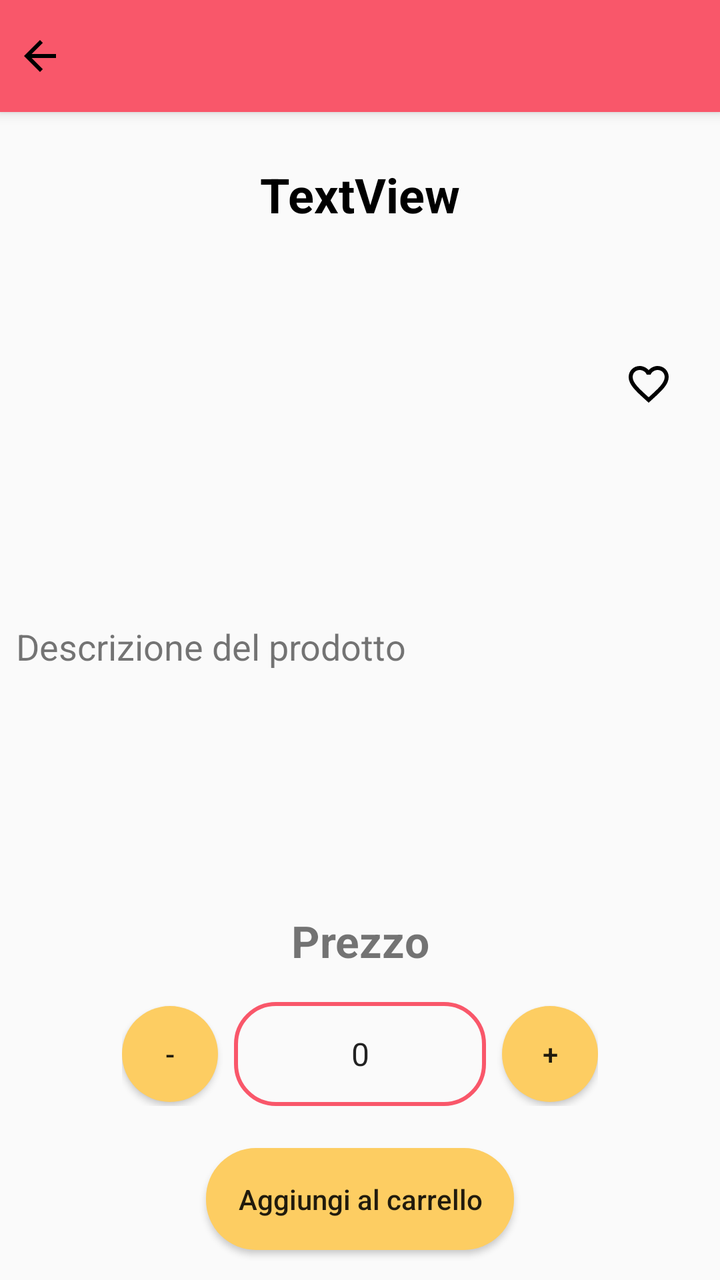
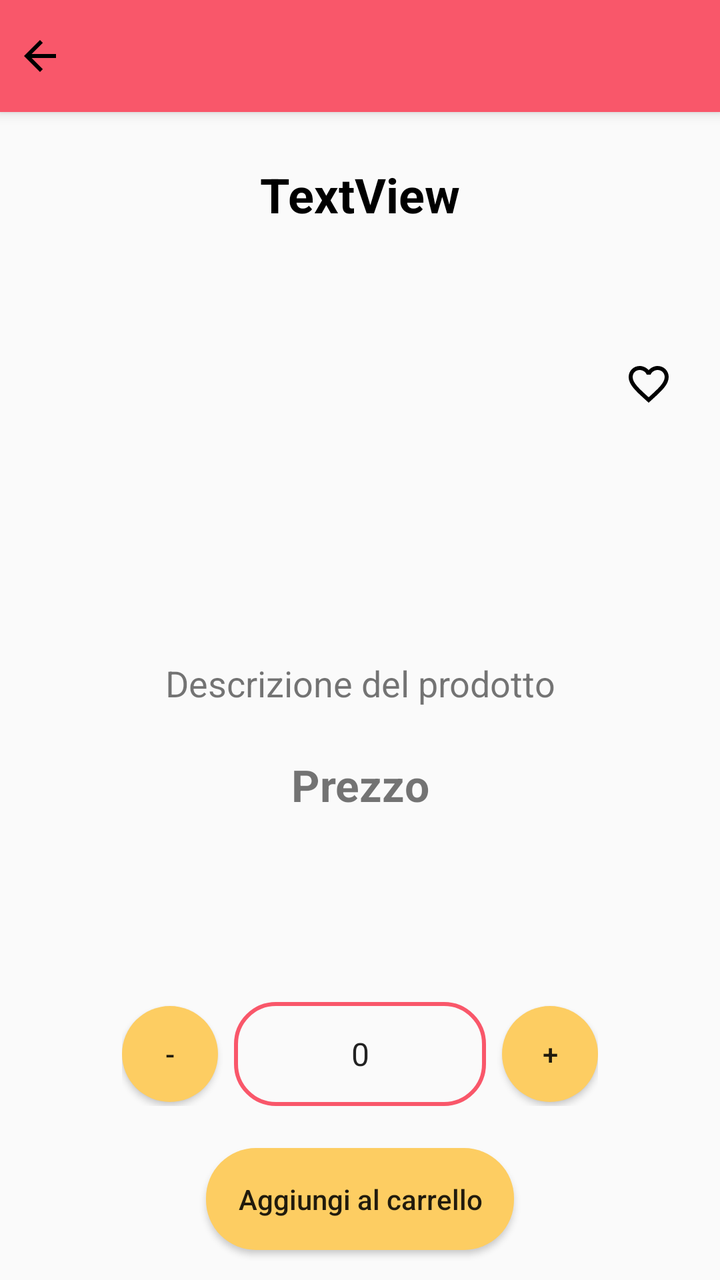

An Android layout rendered at two revisions. The XML below is the earlier revision; the diff shows what the commit changed to produce the second picture.
<!-- AndroidManifest.xml: application theme Theme.HotSliceApp -->
<!-- res/layout/activity_dettagliprodotto.xml -->
<?xml version="1.0" encoding="utf-8"?>
<androidx.coordinatorlayout.widget.CoordinatorLayout xmlns:android="http://schemas.android.com/apk/res/android"
    xmlns:app="http://schemas.android.com/apk/res-auto"
    xmlns:tools="http://schemas.android.com/tools"
    android:layout_width="match_parent"
    android:layout_height="match_parent">

    <com.google.android.material.appbar.AppBarLayout
        android:layout_width="match_parent"
        android:layout_height="wrap_content">

        <androidx.appcompat.widget.Toolbar
            android:id="@+id/toolbar"
            android:layout_width="match_parent"
            android:layout_height="?attr/actionBarSize"
            android:background="@color/red"
            app:popupTheme="@style/ThemeOverlay.AppCompat.Light"
            app:titleTextColor="@android:color/white"
            app:contentInsetStart="0dp"
            app:contentInsetLeft="0dp"
            app:contentInsetRight="0dp"
            app:contentInsetEnd="0dp">

            <ImageButton
                android:id="@+id/back_button"
                android:layout_width="wrap_content"
                android:layout_height="wrap_content"
                android:layout_gravity="start"
                android:background="?attr/selectableItemBackground"
                android:src="@drawable/baseline_arrow_back_24"
                android:scaleType="centerInside"
                android:padding="8dp"/>

        </androidx.appcompat.widget.Toolbar>

    </com.google.android.material.appbar.AppBarLayout>

    <FrameLayout
        android:layout_width="match_parent"
        android:layout_height="match_parent"
        android:layout_marginTop="?attr/actionBarSize"
        android:id="@+id/content_frame">

        <androidx.constraintlayout.widget.ConstraintLayout
            android:layout_width="match_parent"
            android:layout_height="match_parent"
            android:id="@+id/layoutDettagli">

            <TextView
                android:id="@+id/textViewDettagli"
                android:layout_width="wrap_content"
                android:layout_height="wrap_content"
                android:layout_marginTop="25dp"
                android:text="TextView"
                android:textColor="@color/black"
                android:textSize="24sp"
                android:textStyle="bold"
                app:layout_constraintEnd_toEndOf="parent"
                app:layout_constraintStart_toStartOf="parent"
                app:layout_constraintTop_toTopOf="parent"
                tools:ignore="MissingConstraints" />

            <FrameLayout
                android:id="@+id/imageFrameLayout"
                android:layout_width="match_parent"
                android:layout_height="wrap_content"
                app:layout_constraintTop_toBottomOf="@+id/textViewDettagli"
                app:layout_constraintStart_toStartOf="parent"
                app:layout_constraintEnd_toEndOf="parent">

                <ImageView
                    android:id="@+id/imageViewDettagli"
                    android:layout_width="match_parent"
                    android:layout_height="200dp"
                    android:layout_marginTop="30dp"
                    android:scaleType="fitCenter"
                    android:visibility="gone" />

                <ProgressBar
                    android:id="@+id/progressBarFoto"
                    android:layout_width="wrap_content"
                    android:layout_height="wrap_content"
                    android:layout_gravity="center"
                    android:visibility="visible"
                    android:indeterminate="true"
                    android:indeterminateTint="@color/red"/>
            </FrameLayout>

            <LinearLayout
                android:id="@+id/linearLayout2"
                android:layout_width="270dp"
                android:layout_height="wrap_content"
                android:layout_marginBottom="5dp"
                android:gravity="center_vertical"
                android:orientation="horizontal"
                android:padding="16dp"
                app:layout_constraintBottom_toTopOf="@+id/button_add_to_cart"
                app:layout_constraintEnd_toEndOf="parent"
                app:layout_constraintStart_toStartOf="parent">

                <Button
                    android:id="@+id/button_minus"
                    android:layout_width="48dp"
                    android:layout_height="48dp"
                    android:background="@drawable/custom_button"
                    android:text="-" />

                <EditText
                    android:id="@+id/editText_quantity"
                    android:layout_width="52dp"
                    android:layout_height="52dp"
                    android:layout_marginStart="8dp"
                    android:layout_marginEnd="8dp"
                    android:layout_weight="1"
                    android:background="@drawable/edittext_border"
                    android:gravity="center"
                    android:inputType="number"
                    android:text="0"
                    android:textSize="16sp" />

                <Button
                    android:id="@+id/button_plus"
                    android:layout_width="48dp"
                    android:layout_height="48dp"
                    android:background="@drawable/custom_button"
                    android:text="+" />
            </LinearLayout>

            <Button
                android:id="@+id/button_add_to_cart"
                android:layout_width="wrap_content"
                android:layout_height="wrap_content"
                android:layout_marginBottom="15dp"
                android:background="@drawable/custom_button"
                android:padding="16dp"
                android:text="Aggiungi al carrello"
                android:textAllCaps="false"
                app:layout_constraintBottom_toBottomOf="parent"
                app:layout_constraintEnd_toEndOf="parent"
                app:layout_constraintStart_toStartOf="parent" />

            <CheckBox
                android:id="@+id/favButton"
                android:layout_width="wrap_content"
                android:layout_height="wrap_content"
                android:button="@drawable/selector_favourite_item"
                app:layout_constraintBottom_toTopOf="@+id/linearLayout2"
                app:layout_constraintEnd_toEndOf="parent"
                app:layout_constraintHorizontal_bias="0.93"
                app:layout_constraintStart_toStartOf="parent"
                app:layout_constraintTop_toBottomOf="@+id/imageFrameLayout"
                app:layout_constraintVertical_bias="0.062" />

            <TextView
                android:id="@+id/descrizioneDettagli"
                android:layout_width="match_parent"
                android:layout_height="wrap_content"
                android:padding="8dp"
                android:text="Descrizione del prodotto"
                android:textSize="18sp"
                app:layout_constraintBottom_toTopOf="@+id/linearLayout2"
                app:layout_constraintEnd_toEndOf="parent"
                app:layout_constraintStart_toStartOf="parent"
                app:layout_constraintTop_toBottomOf="@+id/imageFrameLayout" />

            <Button
                android:id="@+id/button_nuovo"
                android:layout_width="165dp"
                android:layout_height="wrap_content"
                android:layout_marginBottom="10dp"
                android:background="@drawable/custom_button"
                android:padding="16dp"
                android:text="Modifica Prodotto"
                android:textAllCaps="false"
                android:visibility="gone"
                app:layout_constraintBottom_toTopOf="@+id/button_add_to_cart"
                app:layout_constraintEnd_toEndOf="parent"
                app:layout_constraintStart_toStartOf="parent" />

            <TextView
                android:id="@+id/prezzoProdotto"
                android:layout_width="wrap_content"
                android:layout_height="wrap_content"
                android:text="Prezzo"
                android:textSize="22sp"
                android:textStyle="bold"
                app:layout_constraintBottom_toTopOf="@+id/linearLayout2"
                app:layout_constraintEnd_toEndOf="parent"
                app:layout_constraintStart_toStartOf="parent" />

        </androidx.constraintlayout.widget.ConstraintLayout>

        <ProgressBar
            android:id="@+id/progressBar"
            android:layout_width="wrap_content"
            android:layout_height="wrap_content"
            android:layout_gravity="center"
            android:visibility="visible"
            android:indeterminate="true"
            android:indeterminateTint="@color/red"/>
    </FrameLayout>
</androidx.coordinatorlayout.widget.CoordinatorLayout>
<!-- resources referenced by this layout -->
<resources>
  <color name="black">#FF000000</color>
  <color name="red">#F9576A</color>
  <!-- drawable baseline_arrow_back_24 (drawable) -->
  <vector xmlns:android="http://schemas.android.com/apk/res/android" android:autoMirrored="true" android:height="24dp" android:tint="#000000" android:viewportHeight="24" android:viewportWidth="24" android:width="24dp">
        
      <path android:fillColor="@android:color/white" android:pathData="M20,11H7.83l5.59,-5.59L12,4l-8,8 8,8 1.41,-1.41L7.83,13H20v-2z"/>
      
  </vector>
  <!-- drawable custom_button (drawable) -->
  <?xml version="1.0" encoding="utf-8"?>
  <shape xmlns:android="http://schemas.android.com/apk/res/android" android:shape="rectangle">
  
      <solid android:color="@color/yellow" />
      <corners android:radius="25dp" />
  </shape>
  <!-- drawable edittext_border (drawable) -->
  <?xml version="1.0" encoding="utf-8"?>
  <shape xmlns:android="http://schemas.android.com/apk/res/android"
      android:shape="rectangle">
  
      
  <stroke
  android:width="2dp"
  android:color="@color/red"/>
  
      
  <corners
  android:radius="20dp"/>
  
  </shape>
  <!-- drawable selector_favourite_item (drawable) -->
  <?xml version="1.0" encoding="utf-8"?>
  <selector xmlns:android="http://schemas.android.com/apk/res/android">
  
      <item
          android:drawable="@drawable/baseline_favorite_border_24"
          android:state_checked="false"/>
  
      <item
          android:drawable="@drawable/baseline_favorite_24"
          android:state_checked="true"/>
  
      <item android:drawable="@drawable/baseline_favorite_border_24"/>
  
  </selector>
  <style name="Theme.HotSliceApp" parent="Theme.AppCompat.Light.NoActionBar">
          
          
          
          <item name="android:statusBarColor">@color/red</item>
      </style>
  <color name="yellow">#FDCD62</color>
  <!-- drawable baseline_favorite_border_24 (drawable) -->
  <vector xmlns:android="http://schemas.android.com/apk/res/android"
      android:height="24dp"
      android:viewportHeight="24"
      android:viewportWidth="24"
      android:width="24dp">
        
      <path android:fillColor="#000000"
          android:pathData="M16.5,3c-1.74,0 -3.41,0.81 -4.5,2.09C10.91,3.81 9.24,3 7.5,3 4.42,3 2,5.42 2,8.5c0,3.78 3.4,6.86 8.55,11.54L12,21.35l1.45,-1.32C18.6,15.36 22,12.28 22,8.5 22,5.42 19.58,3 16.5,3zM12.1,18.55l-0.1,0.1 -0.1,-0.1C7.14,14.24 4,11.39 4,8.5 4,6.5 5.5,5 7.5,5c1.54,0 3.04,0.99 3.57,2.36h1.87C13.46,5.99 14.96,5 16.5,5c2,0 3.5,1.5 3.5,3.5 0,2.89 -3.14,5.74 -7.9,10.05z"/>
      
  </vector>
  <!-- drawable baseline_favorite_24 (drawable) -->
  <vector xmlns:android="http://schemas.android.com/apk/res/android"
      android:height="24dp"
      android:viewportHeight="24"
      android:viewportWidth="24"
      android:width="24dp">
        
      <path android:fillColor="@android:color/holo_red_light"
          android:pathData="M12,21.35l-1.45,-1.32C5.4,15.36 2,12.28 2,8.5 2,5.42 4.42,3 7.5,3c1.74,0 3.41,0.81 4.5,2.09C13.09,3.81 14.76,3 16.5,3 19.58,3 22,5.42 22,8.5c0,3.78 -3.4,6.86 -8.55,11.54L12,21.35z"/>
      
  </vector>
</resources>

<!-- the commit's change to res/layout/activity_dettagliprodotto.xml (unified diff, before → after) -->
@@ -155,11 +155,13 @@
                 android:id="@+id/descrizioneDettagli"
                 android:layout_width="match_parent"
                 android:layout_height="wrap_content"
+                android:layout_marginTop="160dp"
                 android:padding="8dp"
                 android:text="Descrizione del prodotto"
+                android:textAlignment="center"
                 android:textSize="18sp"
-                app:layout_constraintBottom_toTopOf="@+id/linearLayout2"
-                app:layout_constraintEnd_toEndOf="parent"
+                app:layout_constraintEnd_toEndOf="parent"
+                app:layout_constraintHorizontal_bias="1.0"
                 app:layout_constraintStart_toStartOf="parent"
                 app:layout_constraintTop_toBottomOf="@+id/imageFrameLayout" />
 
@@ -181,12 +183,13 @@
                 android:id="@+id/prezzoProdotto"
                 android:layout_width="wrap_content"
                 android:layout_height="wrap_content"
+                android:layout_marginTop="16dp"
                 android:text="Prezzo"
                 android:textSize="22sp"
                 android:textStyle="bold"
-                app:layout_constraintBottom_toTopOf="@+id/linearLayout2"
-                app:layout_constraintEnd_toEndOf="parent"
-                app:layout_constraintStart_toStartOf="parent" />
+                app:layout_constraintEnd_toEndOf="parent"
+                app:layout_constraintStart_toStartOf="parent"
+                app:layout_constraintTop_toBottomOf="@+id/descrizioneDettagli" />
 
         </androidx.constraintlayout.widget.ConstraintLayout>
 
